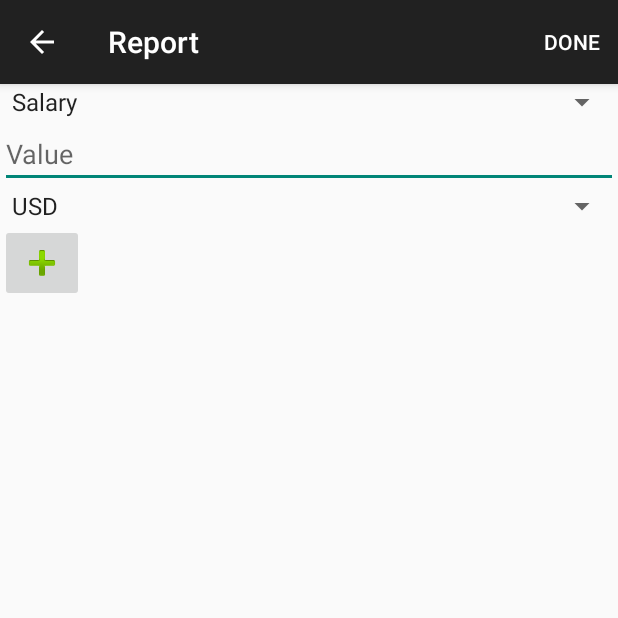
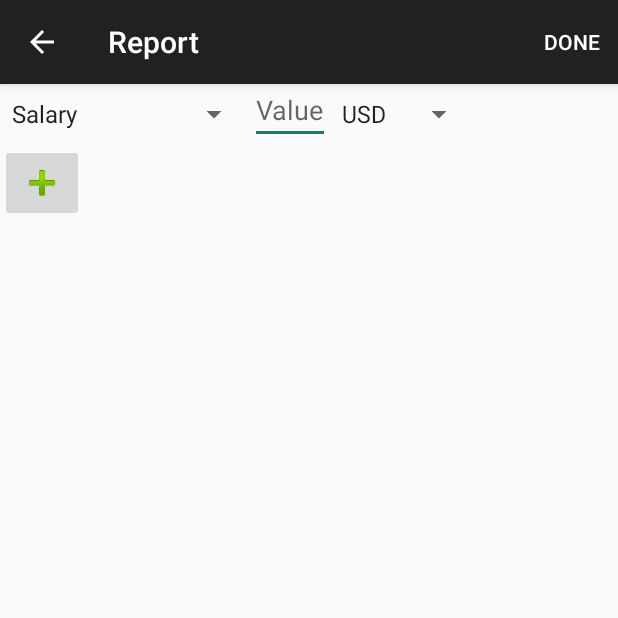
Before and after one commit to codeworxzw/SmartWallet, an Android app: the ReportActivity screen opened directly, with no data from a screen before it, on a phone screen of 412 x 824 dp, the top half of it. Run offline under Robolectric (Android 15) with nearby library versions, the light colour scheme and no system bars.

Commit message:
Report fields design changed editTextValue length set, null values excluded

```diff
--- a/app/src/main/java/com/rbsoftware/pfm/personalfinancemanager/ReportActivity.java
+++ b/app/src/main/java/com/rbsoftware/pfm/personalfinancemanager/ReportActivity.java
@@ -2,10 +2,14 @@ package com.rbsoftware.pfm.personalfinancemanager;
 
 import android.content.Intent;
 import android.os.PersistableBundle;
+import android.renderscript.ScriptGroup;
 import android.support.v7.app.AppCompatActivity;
 import android.os.Bundle;
 import android.support.v7.widget.Toolbar;
+import android.text.InputFilter;
 import android.text.InputType;
+import android.text.Spanned;
+import android.util.DisplayMetrics;
 import android.util.Log;
 import android.view.Menu;
 import android.view.MenuItem;
@@ -14,6 +18,7 @@ import android.widget.ArrayAdapter;
 import android.widget.EditText;
 import android.widget.ImageButton;
 import android.widget.LinearLayout;
+import android.widget.RelativeLayout;
 import android.widget.Spinner;
 
 import java.util.ArrayList;
@@ -23,10 +28,11 @@ public class ReportActivity extends AppCompatActivity {
 
 
     private ImageButton addNew;
-    private LinearLayout mLayout;
+    private RelativeLayout mLayout;
     private int categorySpinnerId =1001; //IDs of categorySpinner
     private int currencySpinnerId =2001; //IDs of currencySpinner
     private int editTextValueId =3001;   //Ids of editText
+    private int textViewRecursId =4001;   //Ids of TextView "Recurs"
 
 
     @Override
@@ -38,7 +44,7 @@ public class ReportActivity extends AppCompatActivity {
         getSupportActionBar().setDisplayHomeAsUpEnabled(true);
         getSupportActionBar().setHomeButtonEnabled(true);
 
-        mLayout = (LinearLayout) findViewById(R.id.report_item_layout);
+        mLayout = (RelativeLayout) findViewById(R.id.report_item_layout);
         if(savedInstanceState ==null) {
             mLayout.addView(createNewCategorySpinner());
             mLayout.addView(createNewEditText());
@@ -53,7 +59,7 @@ public class ReportActivity extends AppCompatActivity {
                 categorySpinner.setSelection(savedInstanceState.getInt("categorySpinner"+i));
                 mLayout.addView(createNewEditText());
                 EditText editTextValue = (EditText) findViewById(3000+i);
-                editTextValue.setText(savedInstanceState.getString("editTextValue"+i));
+                editTextValue.setText(savedInstanceState.getString("editTextValue" + i));
                 mLayout.addView(createNewCurrencySpinner());
                 Spinner currencySpinner = (Spinner) findViewById(2000+i);
                 currencySpinner.setSelection(savedInstanceState.getInt("currencySpinner"+i));
@@ -72,6 +78,7 @@ public class ReportActivity extends AppCompatActivity {
                 mLayout.addView(createNewCategorySpinner());
                 mLayout.addView(createNewEditText());
                 mLayout.addView(createNewCurrencySpinner());
+
             }
         });
     }
@@ -100,8 +107,12 @@ public class ReportActivity extends AppCompatActivity {
 
     //Generates operation category spinner
     private Spinner createNewCurrencySpinner() {
-        final LinearLayout.LayoutParams lparams = new LinearLayout.LayoutParams(LinearLayout.LayoutParams.MATCH_PARENT, LinearLayout.LayoutParams.WRAP_CONTENT);
+        final RelativeLayout.LayoutParams lparams = new RelativeLayout.LayoutParams(RelativeLayout.LayoutParams.WRAP_CONTENT, dpToPx(40));
         final Spinner spinner = new Spinner(this);
+        lparams.addRule(RelativeLayout.END_OF, editTextValueId-1);
+        if(currencySpinnerId > 2001){
+            lparams.addRule(RelativeLayout.BELOW, currencySpinnerId-1);
+        }
         spinner.setLayoutParams(lparams);
         ArrayAdapter<CharSequence> currencySpinnerAdapter = ArrayAdapter.createFromResource(this,R.array.report_activity_currency_spinner,android.R.layout.simple_spinner_item);
         currencySpinnerAdapter.setDropDownViewResource(android.R.layout.simple_spinner_dropdown_item);
@@ -116,8 +127,12 @@ public class ReportActivity extends AppCompatActivity {
     //Generates currency type spinner
 
     private Spinner createNewCategorySpinner() {
-        final LinearLayout.LayoutParams lparams = new LinearLayout.LayoutParams(LinearLayout.LayoutParams.MATCH_PARENT, LinearLayout.LayoutParams.WRAP_CONTENT);
+        final RelativeLayout.LayoutParams lparams = new RelativeLayout.LayoutParams(RelativeLayout.LayoutParams.WRAP_CONTENT, dpToPx(40));
         final Spinner spinner = new Spinner(this);
+        if(categorySpinnerId > 1001){
+            lparams.addRule(RelativeLayout.BELOW, categorySpinnerId-1);
+        }
+
         spinner.setLayoutParams(lparams);
         ArrayAdapter<CharSequence> categorySpinnerAdapter = ArrayAdapter.createFromResource(this,R.array.report_activity_category_spinner,android.R.layout.simple_spinner_item);
         categorySpinnerAdapter.setDropDownViewResource(android.R.layout.simple_spinner_dropdown_item);
@@ -132,14 +147,22 @@ public class ReportActivity extends AppCompatActivity {
     //Generates operation input value edit text
 
     private EditText createNewEditText() {
-        final LinearLayout.LayoutParams lparams = new LinearLayout.LayoutParams(LinearLayout.LayoutParams.MATCH_PARENT, LinearLayout.LayoutParams.WRAP_CONTENT);
+        final RelativeLayout.LayoutParams lparams = new RelativeLayout.LayoutParams(RelativeLayout.LayoutParams.WRAP_CONTENT, dpToPx(40));
         final EditText editText = new EditText(this);
+        lparams.addRule(RelativeLayout.END_OF, categorySpinnerId - 1);
+        if(editTextValueId > 3001){
+            lparams.addRule(RelativeLayout.BELOW, editTextValueId-1);
+        }
+        int maxLength = 8;
+        InputFilter[] fArray = new InputFilter[1];
+        fArray[0] = new InputFilter.LengthFilter(maxLength);
+        editText.setFilters(fArray);
         editText.setLayoutParams(lparams);
         editText.setHint("Value");
         editText.setInputType(InputType.TYPE_CLASS_NUMBER);
         editText.setId(editTextValueId);
         editText.setSaveEnabled(true);
-        Log.d("ID", editText.getId() + "");
+
         editTextValueId++;
         return editText;
     }
@@ -180,12 +203,26 @@ public class ReportActivity extends AppCompatActivity {
             Spinner categorySpinner = (Spinner) findViewById(1000+i);
             Spinner currencySpinner = (Spinner) findViewById(2000+i);
             EditText editTextValue = (EditText) findViewById(3000+i);
-            list.add(categorySpinner.getSelectedItemPosition()+"-"+categorySpinner.getSelectedItem().toString() + "-" + editTextValue.getText().toString() + "-" + currencySpinner.getSelectedItem().toString());
+            if(editTextValue.getText().toString().isEmpty()){
+                editTextValue.setText("0");
+            }
+
+                list.add(categorySpinner.getSelectedItemPosition() + "-" + categorySpinner.getSelectedItem().toString() + "-" + editTextValue.getText().toString() + "-" + currencySpinner.getSelectedItem().toString());
+
 
         }
 
         return list;
     }
 
+    // helper method to convert dp to px
+    public int dpToPx(int dp) {
+        DisplayMetrics displayMetrics = getResources().getDisplayMetrics();
+        int px = Math.round(dp * (displayMetrics.xdpi / DisplayMetrics.DENSITY_DEFAULT));
+        return px;
+    }
+
+
+
 
 }
--- a/app/src/main/res/layout/activity_report.xml
+++ b/app/src/main/res/layout/activity_report.xml
@@ -21,17 +21,16 @@
     </android.support.v7.widget.Toolbar>
     </android.support.design.widget.AppBarLayout>
 
-    <LinearLayout
+    <RelativeLayout
         android:layout_width="match_parent"
         android:layout_height="wrap_content"
         android:id="@+id/report_item_layout"
         android:layout_below="@+id/report_appbar_layout"
         android:layout_alignParentLeft="true"
-        android:layout_alignParentStart="true"
-        android:orientation="vertical">
+        android:layout_alignParentStart="true">
 
 
-    </LinearLayout>
+    </RelativeLayout>
     <ImageButton
         android:layout_width="wrap_content"
         android:layout_height="wrap_content"
@@ -39,7 +38,8 @@
         android:src="@android:drawable/ic_input_add"
         android:layout_below="@+id/report_item_layout"
         android:layout_alignParentLeft="true"
-        android:layout_alignParentStart="true" />
+        android:layout_alignParentStart="true"
+        android:contentDescription="@string/add_line" />
 
 
 </RelativeLayout>
--- a/app/src/main/res/values/strings.xml
+++ b/app/src/main/res/values/strings.xml
@@ -167,7 +167,8 @@
     <string name="line">Line</string>
     <string name="period">Period</string>
     <string name="value">Value</string>
-    <string name="high_spendings">High spendings</string>
+    <string name="add_line">Add line</string>
+    <string name="text_view_error">Please set value</string>
 
 
 </resources>
```
Also changed, not shown: app/src/main/res/layout/fragment_high_spendings_chart.xml (deleted, +0 -24 lines).
